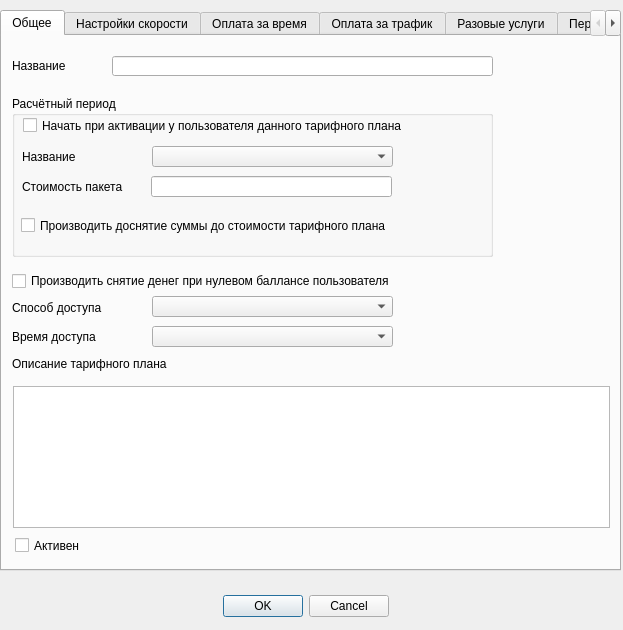
Qt form mdi/tp_edit.ui (brat002/ExpertBilling) before a commit.
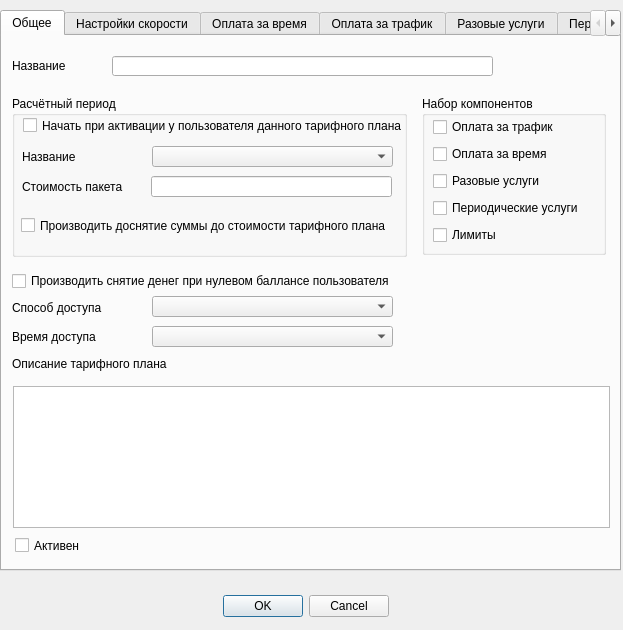
The same form after that commit. The open tabs and pages were chosen to show the change.

Commit message: Сделал часть функционала для работы с тарифными планами. To-do: Много фиксов в fixtures и доделать сохранение остальных частей формы

```diff
--- a/mdi/tp_edit.ui
+++ b/mdi/tp_edit.ui
@@ -116,7 +116,7 @@
       <rect>
        <x>10</x>
        <y>60</y>
-       <width>481</width>
+       <width>395</width>
        <height>161</height>
       </rect>
      </property>
@@ -265,6 +265,66 @@
       </rect>
      </property>
     </widget>
+    <widget class="QGroupBox" name="components_groupBox" >
+     <property name="geometry" >
+      <rect>
+       <x>420</x>
+       <y>60</y>
+       <width>184</width>
+       <height>159</height>
+      </rect>
+     </property>
+     <property name="title" >
+      <string>Набор компонентов</string>
+     </property>
+     <widget class="QWidget" name="" >
+      <property name="geometry" >
+       <rect>
+        <x>11</x>
+        <y>20</y>
+        <width>168</width>
+        <height>131</height>
+       </rect>
+      </property>
+      <layout class="QVBoxLayout" >
+       <item>
+        <widget class="QCheckBox" name="transmit_service_checkbox" >
+         <property name="text" >
+          <string>Оплата за трафик</string>
+         </property>
+        </widget>
+       </item>
+       <item>
+        <widget class="QCheckBox" name="time_access_service_checkbox" >
+         <property name="text" >
+          <string>Оплата за время</string>
+         </property>
+        </widget>
+       </item>
+       <item>
+        <widget class="QCheckBox" name="onetime_services_checkbox" >
+         <property name="text" >
+          <string>Разовые услуги</string>
+         </property>
+        </widget>
+       </item>
+       <item>
+        <widget class="QCheckBox" name="periodical_services__checkbox" >
+         <property name="text" >
+          <string>Периодические услуги</string>
+         </property>
+        </widget>
+       </item>
+       <item>
+        <widget class="QCheckBox" name="limites_checkbox" >
+         <property name="text" >
+          <string>Лимиты</string>
+         </property>
+        </widget>
+       </item>
+      </layout>
+     </widget>
+    </widget>
    </widget>
    <widget class="QWidget" name="tab_2" >
     <attribute name="title" >
```
Left out of the diff: 5 changed lines with no effect on the pictures. The commit also changes 3 other files.
